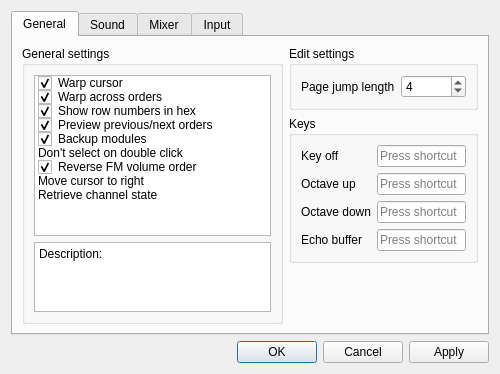
Qt form BambooTracker/gui/configuration_dialog.ui (BambooTracker/BambooTracker) before a commit.
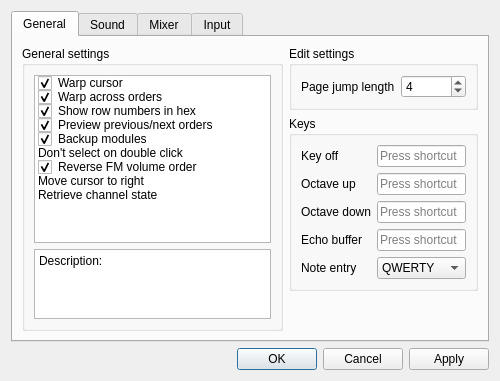
The same form after that commit. Custom widgets are drawn as their Qt base class.

Commit message: Add keyboard layout selection for note entry

```diff
--- a/BambooTracker/gui/configuration_dialog.ui
+++ b/BambooTracker/gui/configuration_dialog.ui
@@ -7,7 +7,7 @@
     <x>0</x>
     <y>0</y>
     <width>500</width>
-    <height>374</height>
+    <height>381</height>
    </rect>
   </property>
   <property name="windowTitle">
@@ -80,6 +80,32 @@
           <item row="3" column="1">
            <widget class="QKeySequenceEdit" name="echoBufferKeySequenceEdit"/>
           </item>
+          <item row="4" column="1">
+           <widget class="QComboBox" name="keyboardTypeComboBox">
+            <item>
+             <property name="text">
+              <string notr="true">QWERTY</string>
+             </property>
+            </item>
+            <item>
+             <property name="text">
+              <string notr="true">QWERTZ</string>
+             </property>
+            </item>
+            <item>
+             <property name="text">
+              <string notr="true">AZERTY</string>
+             </property>
+            </item>
+           </widget>
+          </item>
+          <item row="4" column="0">
+           <widget class="QLabel" name="noteEntryLabel">
+            <property name="text">
+             <string>Note entry</string>
+            </property>
+           </widget>
+          </item>
          </layout>
         </widget>
        </item>
```
Left out of the diff: 26 changed lines with no effect on the pictures. The commit also changes 7 other files.
